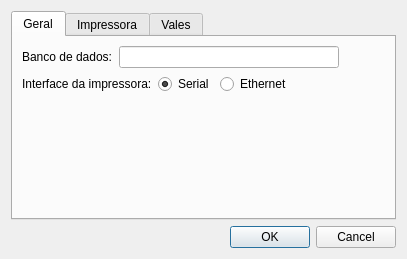
First picture: the form in settingsdlg.ui, repository leidensj/BKVale, before the edit.
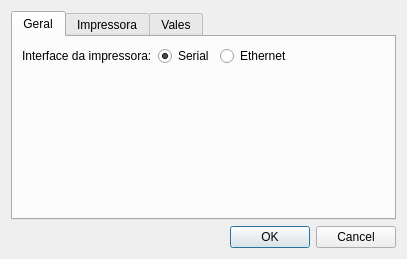
Second picture: the form after the edit. Icons and pictures are not drawn.

What changed in the file:
```diff
--- a/settingsdlg.ui
+++ b/settingsdlg.ui
@@ -41,38 +41,6 @@
        <string>Geral</string>
       </attribute>
       <layout class="QVBoxLayout" name="verticalLayout_2">
-       <item>
-        <layout class="QHBoxLayout" name="horizontalLayout_2">
-         <item>
-          <widget class="QLabel" name="label_9">
-           <property name="text">
-            <string>Banco de dados:</string>
-           </property>
-          </widget>
-         </item>
-         <item>
-          <widget class="QLineEdit" name="edDatabaseDir">
-           <property name="readOnly">
-            <bool>true</bool>
-           </property>
-          </widget>
-         </item>
-         <item>
-          <widget class="QPushButton" name="btnDatabaseDir">
-           <property name="text">
-            <string/>
-           </property>
-           <property name="icon">
-            <iconset resource="icons.qrc">
-             <normaloff>:/icons/res/open.png</normaloff>:/icons/res/open.png</iconset>
-           </property>
-           <property name="flat">
-            <bool>true</bool>
-           </property>
-          </widget>
-         </item>
-        </layout>
-       </item>
        <item>
         <layout class="QHBoxLayout" name="horizontalLayout_3">
          <item>
```
